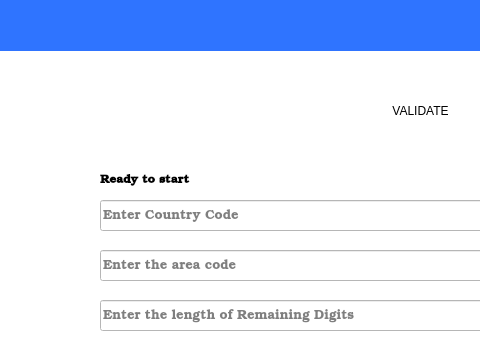
This is validator.ui in josanta/phone-gen-verify as Qt 5 draws it before an edit; both pictures show x 0 to 480 and y 0 to 340 of the 851 by 621 pixel window. The edited form follows.
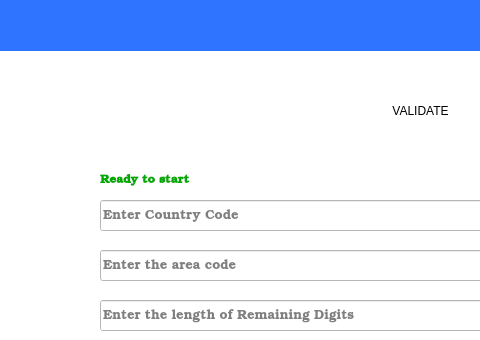
This is the edited form.

The edit to the form file:
```diff
--- a/validator.ui
+++ b/validator.ui
@@ -111,6 +111,9 @@
        <bold>true</bold>
       </font>
      </property>
+     <property name="styleSheet">
+      <string notr="true">color: rgb(0, 170, 0);</string>
+     </property>
      <property name="text">
       <string>Ready to start</string>
      </property>
```
